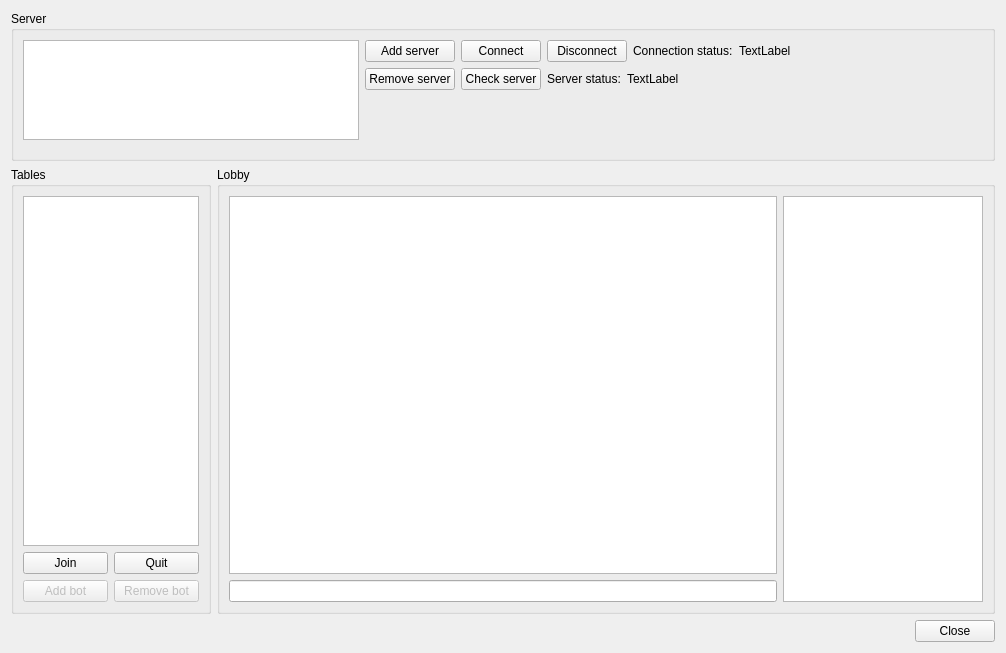
First picture: the form in src/desktop/forms/LobbyUI.ui, repository arabine/icl, before the edit.
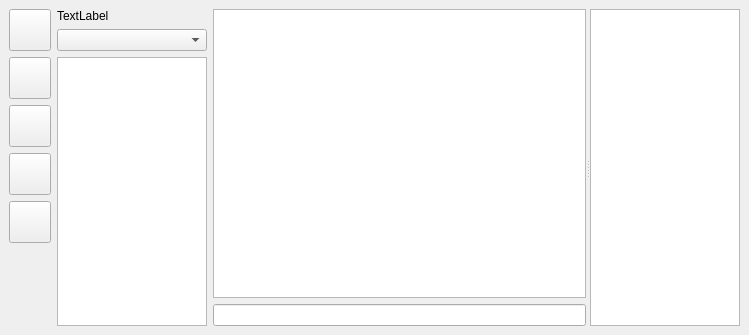
Second picture: the form after the edit. Icons and pictures are not drawn.

Commit message: Moved server list management in option window, lobby is now a dockable widget with nice icons

Diff of the .ui file:
```diff
--- a/src/desktop/forms/LobbyUI.ui
+++ b/src/desktop/forms/LobbyUI.ui
@@ -1,120 +1,51 @@
 <?xml version="1.0" encoding="UTF-8"?>
 <ui version="4.0">
  <class>LobbyUI</class>
- <widget class="QDialog" name="LobbyUI">
+  <widget class="QDockWidget" name="dockWidget">
   <property name="geometry">
    <rect>
-    <x>0</x>
-    <y>0</y>
-    <width>1006</width>
-    <height>653</height>
-   </rect>
-  </property>
-  <property name="windowTitle">
-   <string>Lobby</string>
-  </property>
-  <layout class="QGridLayout" name="gridLayout_4">
-   <item row="0" column="0">
-    <widget class="QGroupBox" name="groupBox">
-     <property name="enabled">
-      <bool>true</bool>
-     </property>
-     <property name="sizePolicy">
-      <sizepolicy hsizetype="Preferred" vsizetype="Minimum">
-       <horstretch>0</horstretch>
-       <verstretch>0</verstretch>
-      </sizepolicy>
-     </property>
-     <property name="maximumSize">
-      <size>
-       <width>16777215</width>
-       <height>150</height>
-      </size>
-     </property>
-     <property name="title">
-      <string>Server</string>
-     </property>
-     <layout class="QGridLayout" name="gridLayout">
-      <item row="0" column="0">
-       <layout class="QHBoxLayout" name="horizontalLayout_5">
-        <item>
-         <layout class="QVBoxLayout" name="verticalLayout_4">
-          <item>
-           <widget class="QListWidget" name="serverList">
-            <property name="minimumSize">
-             <size>
-              <width>300</width>
-              <height>100</height>
-             </size>
-            </property>
-            <property name="maximumSize">
-             <size>
-              <width>16777215</width>
-              <height>100</height>
-             </size>
-            </property>
-           </widget>
-          </item>
-          <item>
-           <spacer name="verticalSpacer_2">
-            <property name="orientation">
-             <enum>Qt::Vertical</enum>
-            </property>
-            <property name="sizeHint" stdset="0">
-             <size>
-              <width>20</width>
-              <height>40</height>
-             </size>
-            </property>
-           </spacer>
-          </item>
-         </layout>
-        </item>
-        <item>
-         <layout class="QVBoxLayout" name="verticalLayout_3">
-          <item>
-           <widget class="QPushButton" name="addServerButton">
-            <property name="text">
-             <string>Add server</string>
-            </property>
-            <property name="autoDefault">
-             <bool>false</bool>
-            </property>
-           </widget>
-          </item>
-          <item>
-           <widget class="QPushButton" name="removeServerButton">
-            <property name="text">
-             <string>Remove server</string>
-            </property>
-            <property name="autoDefault">
-             <bool>false</bool>
-            </property>
-           </widget>
-          </item>
-          <item>
-           <spacer name="verticalSpacer_3">
-            <property name="orientation">
-             <enum>Qt::Vertical</enum>
-            </property>
-            <property name="sizeHint" stdset="0">
-             <size>
-              <width>20</width>
-              <height>40</height>
-             </size>
-            </property>
-           </spacer>
-          </item>
-         </layout>
-        </item>
+     <x>19</x>
+     <y>290</y>
+     <width>749</width>
+     <height>335</height>
+    </rect>
+   </property>
+   <widget class="QWidget" name="dockWidgetContents">
+    <layout class="QHBoxLayout" name="horizontalLayout_2">
         <item>
          <layout class="QVBoxLayout" name="verticalLayout">
           <item>
-           <layout class="QHBoxLayout" name="horizontalLayout">
-            <item>
              <widget class="QPushButton" name="connectButton">
-              <property name="text">
-               <string>Connect</string>
+         <property name="sizePolicy">
+          <sizepolicy hsizetype="Fixed" vsizetype="Fixed">
+           <horstretch>0</horstretch>
+           <verstretch>0</verstretch>
+          </sizepolicy>
+         </property>
+         <property name="minimumSize">
+          <size>
+           <width>42</width>
+           <height>42</height>
+          </size>
+         </property>
+         <property name="maximumSize">
+          <size>
+           <width>42</width>
+           <height>42</height>
+          </size>
+         </property>
+         <property name="toolTip">
+          <string>Connect to the server</string>
+         </property>
+         <property name="icon">
+          <iconset resource="../../../assets/desktop.qrc">
+           <normaloff>:/images/connect.png</normaloff>:/images/connect.png</iconset>
+         </property>
+         <property name="iconSize">
+          <size>
+           <width>30</width>
+           <height>30</height>
+          </size>
               </property>
               <property name="autoDefault">
                <bool>false</bool>
@@ -123,127 +54,100 @@
             </item>
             <item>
              <widget class="QPushButton" name="disconnectButton">
-              <property name="text">
-               <string>Disconnect</string>
+         <property name="sizePolicy">
+          <sizepolicy hsizetype="Fixed" vsizetype="Fixed">
+           <horstretch>42</horstretch>
+           <verstretch>42</verstretch>
+          </sizepolicy>
+         </property>
+         <property name="minimumSize">
+          <size>
+           <width>42</width>
+           <height>42</height>
+          </size>
+         </property>
+         <property name="toolTip">
+          <string>Disconnect from the server</string>
+         </property>
+         <property name="icon">
+          <iconset resource="../../../assets/desktop.qrc">
+           <normaloff>:/images/disconnect.png</normaloff>:/images/disconnect.png</iconset>
+         </property>
+         <property name="iconSize">
+          <size>
+           <width>30</width>
+           <height>30</height>
+          </size>
               </property>
               <property name="autoDefault">
                <bool>false</bool>
               </property>
              </widget>
             </item>
-            <item>
-             <widget class="QLabel" name="label_2">
-              <property name="text">
-               <string>Connection status:</string>
-              </property>
-             </widget>
-            </item>
-            <item>
-             <widget class="QLabel" name="infoLabel">
-              <property name="text">
-               <string>TextLabel</string>
-              </property>
-             </widget>
-            </item>
-            <item>
-             <spacer name="horizontalSpacer">
-              <property name="orientation">
-               <enum>Qt::Horizontal</enum>
-              </property>
-              <property name="sizeHint" stdset="0">
-               <size>
-                <width>153</width>
-                <height>20</height>
-               </size>
-              </property>
-             </spacer>
-            </item>
-           </layout>
-          </item>
-          <item>
-           <layout class="QHBoxLayout" name="horizontalLayout_3">
             <item>
              <widget class="QPushButton" name="checkServerButton">
-              <property name="text">
-               <string>Check server</string>
+         <property name="minimumSize">
+          <size>
+           <width>42</width>
+           <height>42</height>
+          </size>
+         </property>
+         <property name="maximumSize">
+          <size>
+           <width>42</width>
+           <height>42</height>
+          </size>
+         </property>
+         <property name="toolTip">
+          <string>Check the server connection</string>
+         </property>
+         <property name="icon">
+          <iconset resource="../../../assets/desktop.qrc">
+           <normaloff>:/images/check.png</normaloff>:/images/check.png</iconset>
+         </property>
+         <property name="iconSize">
+          <size>
+           <width>30</width>
+           <height>30</height>
+          </size>
               </property>
               <property name="autoDefault">
                <bool>false</bool>
               </property>
              </widget>
             </item>
-            <item>
-             <widget class="QLabel" name="label_4">
-              <property name="text">
-               <string>Server status:</string>
-              </property>
-             </widget>
-            </item>
-            <item>
-             <widget class="QLabel" name="serverStatus">
-              <property name="text">
-               <string>TextLabel</string>
-              </property>
-             </widget>
-            </item>
-            <item>
-             <spacer name="horizontalSpacer_5">
-              <property name="orientation">
-               <enum>Qt::Horizontal</enum>
-              </property>
-              <property name="sizeHint" stdset="0">
-               <size>
-                <width>40</width>
-                <height>20</height>
-               </size>
-              </property>
-             </spacer>
-            </item>
-           </layout>
-          </item>
-          <item>
-           <spacer name="verticalSpacer">
-            <property name="orientation">
-             <enum>Qt::Vertical</enum>
-            </property>
-            <property name="sizeHint" stdset="0">
-             <size>
-              <width>522</width>
-              <height>13</height>
-             </size>
-            </property>
-           </spacer>
-          </item>
-         </layout>
-        </item>
-       </layout>
-      </item>
-     </layout>
-    </widget>
-   </item>
-   <item row="1" column="0">
-    <layout class="QHBoxLayout" name="horizontalLayout_7">
-     <item>
-      <widget class="QGroupBox" name="groupBox_2">
-       <property name="maximumSize">
-        <size>
-         <width>200</width>
-         <height>16777215</height>
-        </size>
-       </property>
-       <property name="title">
-        <string>Tables</string>
-       </property>
-       <layout class="QGridLayout" name="gridLayout_2">
-        <item row="0" column="0">
-         <widget class="QListWidget" name="tableList"/>
-        </item>
-        <item row="1" column="0">
-         <layout class="QHBoxLayout" name="horizontalLayout_4">
           <item>
            <widget class="QPushButton" name="joinButton">
-            <property name="text">
-             <string>Join</string>
+         <property name="sizePolicy">
+          <sizepolicy hsizetype="Fixed" vsizetype="Fixed">
+           <horstretch>0</horstretch>
+           <verstretch>0</verstretch>
+          </sizepolicy>
+         </property>
+         <property name="minimumSize">
+          <size>
+           <width>42</width>
+           <height>42</height>
+          </size>
+         </property>
+         <property name="maximumSize">
+          <size>
+           <width>42</width>
+           <height>42</height>
+          </size>
+         </property>
+         <property name="toolTip">
+          <string>Jointhe selected  table</string>
+         </property>
+         <property name="icon">
+          <iconset resource="../../../assets/desktop.qrc">
+           <normaloff>:/images/join.png</normaloff>:/images/join.png</iconset>
+         </property>
+         <property name="iconSize">
+          <size>
+           <width>30</width>
+           <height>30</height>
+          </size>
             </property>
             <property name="autoDefault">
              <bool>false</bool>
@@ -252,58 +156,110 @@
           </item>
           <item>
            <widget class="QPushButton" name="quitButton">
-            <property name="text">
-             <string>Quit</string>
-            </property>
-            <property name="autoDefault">
-             <bool>false</bool>
-            </property>
-           </widget>
-          </item>
-         </layout>
-        </item>
-        <item row="2" column="0">
-         <layout class="QHBoxLayout" name="horizontalLayout_6">
-          <item>
-           <widget class="QPushButton" name="addBotButton">
-            <property name="enabled">
-             <bool>false</bool>
-            </property>
-            <property name="text">
-             <string>Add bot</string>
-            </property>
+         <property name="sizePolicy">
+          <sizepolicy hsizetype="Fixed" vsizetype="Fixed">
+           <horstretch>0</horstretch>
+           <verstretch>0</verstretch>
+          </sizepolicy>
+         </property>
+         <property name="minimumSize">
+          <size>
+           <width>42</width>
+           <height>42</height>
+          </size>
+         </property>
+         <property name="maximumSize">
+          <size>
+           <width>42</width>
+           <height>42</height>
+          </size>
+         </property>
+         <property name="toolTip">
+          <string>Quit table</string>
+         </property>
+         <property name="icon">
+          <iconset resource="../../../assets/desktop.qrc">
+           <normaloff>:/images/quit.png</normaloff>:/images/quit.png</iconset>
+         </property>
+         <property name="iconSize">
+          <size>
+           <width>30</width>
+           <height>30</height>
+          </size>
+         </property>
             <property name="autoDefault">
              <bool>false</bool>
             </property>
            </widget>
           </item>
           <item>
-           <widget class="QPushButton" name="removeBotButton">
-            <property name="enabled">
-             <bool>false</bool>
-            </property>
-            <property name="text">
-             <string>Remove bot</string>
-            </property>
-            <property name="autoDefault">
-             <bool>false</bool>
-            </property>
-           </widget>
+        <spacer name="verticalSpacer">
+         <property name="orientation">
+          <enum>Qt::Vertical</enum>
+         </property>
+         <property name="sizeHint" stdset="0">
+          <size>
+           <width>20</width>
+           <height>40</height>
+          </size>
+         </property>
+        </spacer>
           </item>
          </layout>
         </item>
-       </layout>
-      </widget>
-     </item>
      <item>
-      <widget class="QGroupBox" name="groupBox_3">
-       <property name="title">
-        <string>Lobby</string>
+      <widget class="QSplitter" name="splitter">
+       <property name="orientation">
+        <enum>Qt::Horizontal</enum>
        </property>
-       <layout class="QGridLayout" name="gridLayout_3">
-        <item row="0" column="0">
+       <widget class="QWidget" name="layoutWidget">
+        <layout class="QHBoxLayout" name="horizontalLayout">
+         <item>
          <layout class="QVBoxLayout" name="verticalLayout_2">
           <item>
+            <widget class="QLabel" name="infoLabel">
+             <property name="maximumSize">
+              <size>
+               <width>150</width>
+               <height>16777215</height>
+              </size>
+             </property>
+             <property name="text">
+              <string>TextLabel</string>
+             </property>
+            </widget>
+           </item>
+           <item>
+            <widget class="QComboBox" name="serverList">
+             <property name="maximumSize">
+              <size>
+               <width>150</width>
+               <height>16777215</height>
+              </size>
+             </property>
+            </widget>
+           </item>
+           <item>
+            <widget class="QListWidget" name="tableList">
+             <property name="sizePolicy">
+              <sizepolicy hsizetype="Minimum" vsizetype="Expanding">
+               <horstretch>0</horstretch>
+               <verstretch>0</verstretch>
+              </sizepolicy>
+             </property>
+             <property name="maximumSize">
+              <size>
+               <width>150</width>
+               <height>16777215</height>
+              </size>
+             </property>
+            </widget>
+           </item>
+          </layout>
+         </item>
+         <item>
+          <layout class="QVBoxLayout" name="verticalLayout_3">
+           <item>
            <widget class="QTextBrowser" name="textArea"/>
           </item>
           <item>
@@ -311,49 +267,26 @@
           </item>
          </layout>
         </item>
-        <item row="0" column="1">
+        </layout>
+       </widget>
          <widget class="QListWidget" name="playerList">
+        <property name="sizePolicy">
+         <sizepolicy hsizetype="Minimum" vsizetype="Expanding">
+          <horstretch>0</horstretch>
+          <verstretch>0</verstretch>
+         </sizepolicy>
+        </property>
           <property name="maximumSize">
            <size>
-            <width>200</width>
+          <width>150</width>
             <height>16777215</height>
            </size>
           </property>
          </widget>
-        </item>
-       </layout>
       </widget>
      </item>
     </layout>
-   </item>
-   <item row="2" column="0">
-    <layout class="QHBoxLayout" name="horizontalLayout_2">
-     <item>
-      <spacer name="horizontalSpacer_2">
-       <property name="orientation">
-        <enum>Qt::Horizontal</enum>
-       </property>
-       <property name="sizeHint" stdset="0">
-        <size>
-         <width>40</width>
-         <height>20</height>
-        </size>
-       </property>
-      </spacer>
-     </item>
-     <item>
-      <widget class="QPushButton" name="closeButton">
-       <property name="text">
-        <string>Close</string>
-       </property>
-       <property name="autoDefault">
-        <bool>false</bool>
-       </property>
-      </widget>
-     </item>
-    </layout>
-   </item>
-  </layout>
+   </widget>
  </widget>
  <tabstops>
   <tabstop>chatText</tabstop>
```
Left out of the diff: 6 changed lines with no effect on the pictures. Lines whose indentation alone changed are shown as unchanged. The commit also changes 12 other files.
